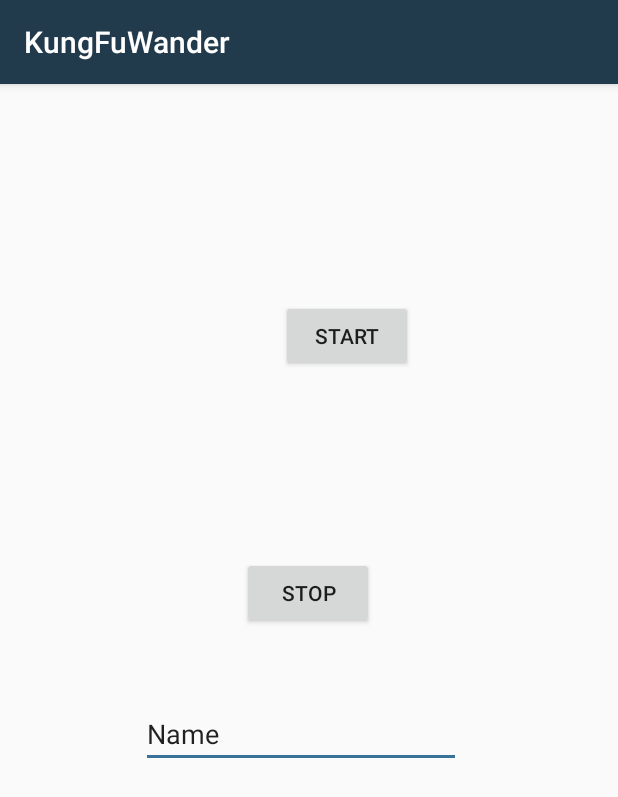
After one commit to schnabeltiere/KungFuWander, an Android app: the ActivityJustForNotification screen opened directly, with no data from a screen before it, on a phone screen of 412 x 824 dp. The commit adds this screen. Shown: the top 797 px of the screen. Run offline under Robolectric (Android 15) with nearby library versions, the phone set to English and light mode, and no system bars.

Commit message:
ADD notification test
new activity gets started and sticky notification - will be used for hiking. at least it works. and is stoppable.
also REM old classes

```diff
--- a/app/src/main/AndroidManifest.xml
+++ b/app/src/main/AndroidManifest.xml
@@ -7,9 +7,9 @@
          location permissions for the 'MyLocation' functionality.
     -->
     <uses-permission android:name="android.permission.ACCESS_FINE_LOCATION" />
+    <uses-permission android:name="android.permission.FOREGROUND_SERVICE" />
 
     <uses-feature android:name="android.hardware.camera" />
-
     <uses-permission android:name="android.permission.CAMERA" />
 
     <application
@@ -19,7 +19,7 @@
         android:roundIcon="@mipmap/ic_launcher_round"
         android:supportsRtl="true"
         android:theme="@style/AppTheme">
-        <activity android:name=".TestNotification"></activity>
+        <activity android:name=".ActivityJustForNotification"></activity>
         <activity android:name=".CompareFriends" />
         <activity
             android:name=".FriendsList"
@@ -56,6 +56,8 @@
                 <category android:name="android.intent.category.LAUNCHER" />
             </intent-filter>
         </activity>
+
+        <service android:name=".ExampleService" />
     </application>
 
 </manifest>
--- /dev/null
+++ b/app/src/main/java/kungfuwander/main/ActivityJustForNotification.java
@@ -0,0 +1,37 @@
+package kungfuwander.main;
+
+import android.content.Intent;
+import android.support.v4.content.ContextCompat;
+import android.support.v7.app.AppCompatActivity;
+import android.os.Bundle;
+import android.widget.EditText;
+
+public class ActivityJustForNotification extends AppCompatActivity {
+
+    private EditText text;
+
+    @Override
+    protected void onCreate(Bundle savedInstanceState) {
+        super.onCreate(savedInstanceState);
+        setContentView(R.layout.activity_just_for_notification);
+
+        text = findViewById(R.id.editTextNotification);
+
+        findViewById(R.id.btnStartService).setOnClickListener(v -> startService());
+        findViewById(R.id.btnStopService).setOnClickListener(v -> stopService());
+    }
+
+    private void stopService() {
+        Intent serviceIntent = new Intent(this, ExampleService.class);
+        stopService(serviceIntent);
+    }
+
+    private void startService() {
+        String input = text.getText().toString();
+
+        Intent serviceIntent = new Intent(this, ExampleService.class);
+        serviceIntent.putExtra("inputExtra", input);
+
+        ContextCompat.startForegroundService(this, serviceIntent);
+    }
+}
--- a/app/src/main/java/kungfuwander/main/MyLocationListener.java
+++ b/app/src/main/java/kungfuwander/main/MyLocationListener.java
@@ -29,9 +29,9 @@ public class MyLocationListener implements LocationListener {
         if (location != null) {
 //                    moveMapToLocation(location);
             // TODO: 09.04.2019 userName from login
-            MyLocation myLocation = new MyLocation(location);
+//            MyLocation myLocation = new MyLocation(location);
             // TODO: 16.05.2019 change this to getDisplayName
-            myLocation.setUserName(MainActivity.currentFirebaseUser.getEmail());
+//            myLocation.setUserName(MainActivity.currentFirebaseUser.getEmail());
             Log.d(TAG, "The E-Mail of the User: " + MainActivity.currentFirebaseUser.getEmail());
 
             // TODO: 16.05.2019 move map here
--- /dev/null
+++ b/app/src/main/res/layout/activity_just_for_notification.xml
@@ -0,0 +1,40 @@
+<?xml version="1.0" encoding="utf-8"?>
+<android.support.constraint.ConstraintLayout xmlns:android="http://schemas.android.com/apk/res/android"
+    xmlns:app="http://schemas.android.com/apk/res-auto"
+    xmlns:tools="http://schemas.android.com/tools"
+    android:layout_width="match_parent"
+    android:layout_height="match_parent"
+    tools:context=".ActivityJustForNotification">
+
+    <Button
+        android:id="@+id/btnStartService"
+        android:layout_width="wrap_content"
+        android:layout_height="wrap_content"
+        android:layout_marginStart="187dp"
+        android:layout_marginTop="144dp"
+        android:text="Start"
+        app:layout_constraintStart_toStartOf="parent"
+        app:layout_constraintTop_toTopOf="parent" />
+
+    <Button
+        android:id="@+id/btnStopService"
+        android:layout_width="wrap_content"
+        android:layout_height="wrap_content"
+        android:layout_marginStart="161dp"
+        android:layout_marginTop="123dp"
+        android:text="Stop"
+        app:layout_constraintStart_toStartOf="parent"
+        app:layout_constraintTop_toBottomOf="@+id/btnStartService" />
+
+    <EditText
+        android:id="@+id/editTextNotification"
+        android:layout_width="wrap_content"
+        android:layout_height="wrap_content"
+        android:layout_marginStart="94dp"
+        android:layout_marginTop="47dp"
+        android:ems="10"
+        android:inputType="textPersonName"
+        android:text="Name"
+        app:layout_constraintStart_toStartOf="parent"
+        app:layout_constraintTop_toBottomOf="@+id/btnStopService" />
+</android.support.constraint.ConstraintLayout>
```
Also changed, not shown: app/src/main/java/kungfuwander/main/ExampleService.java (added, +78 -0 lines), app/src/main/java/kungfuwander/main/FriendsFragment.java (+6 -56 lines), app/src/main/java/kungfuwander/main/MyLocation.java (deleted, +0 -71 lines), app/src/main/java/kungfuwander/main/TestNotification.java (deleted, +0 -54 lines), app/src/main/java/kungfuwander/main/User.java (deleted, +0 -36 lines), app/src/main/res/layout/activity_test_notification.xml (deleted, +0 -18 lines), app/src/main/res/layout/fragment_friends.xml (+7 -7 lines).
